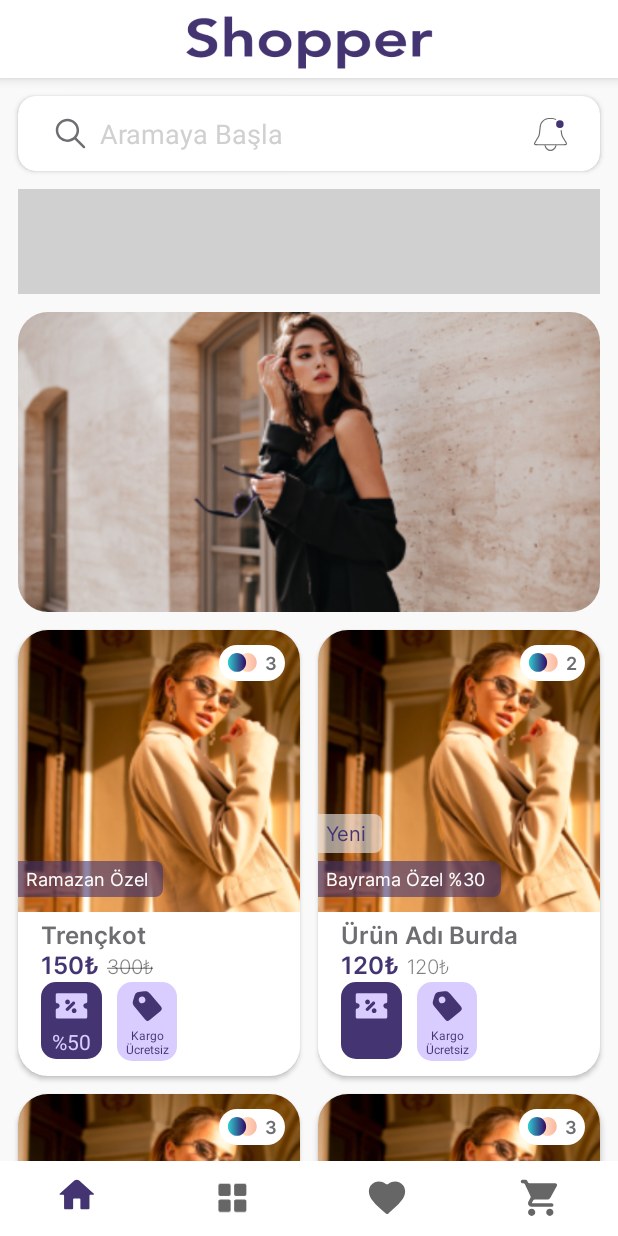
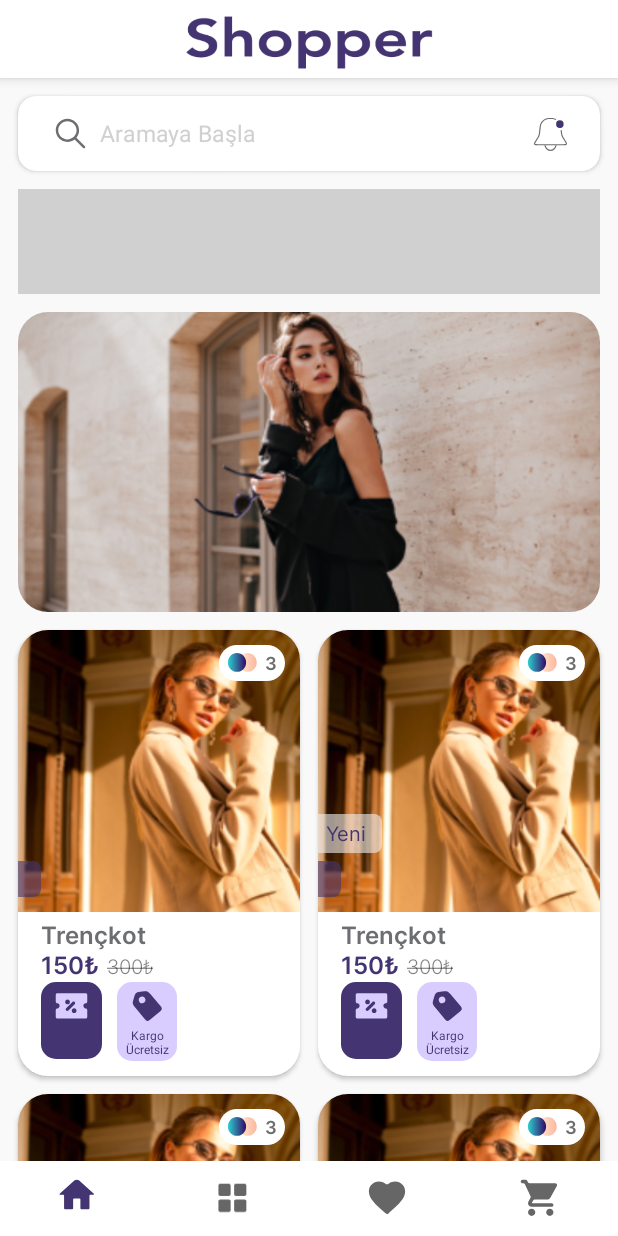
Before and after one commit to furkanmulayim/Shopper, an Android app: the CategoryFragment screen opened through its navigation route, after a tap on "Kargo Ücretsiz", on a phone screen of 412 x 824 dp. Run offline under Robolectric (Android 15) with nearby library versions, the phone set to English and light mode, and no system bars; our stand-ins replace data binding, navigation-ui; libraries missing offline, so code that uses them is left out: es.dmoral.toasty.

Commit message:
Development in Progress. Cleaned Code. Search Focus Mode Added. Data Class Updated.

```diff
--- a/app/src/main/java/com/furkanmulayim/shopper/data/model/ProductItem.kt
+++ b/app/src/main/java/com/furkanmulayim/shopper/data/model/ProductItem.kt
@@ -1,26 +1,25 @@
 package com.furkanmulayim.shopper.data.model
 
 import android.os.Parcelable
-import androidx.annotation.StringRes
 import com.google.gson.annotations.SerializedName
 import kotlinx.parcelize.Parcelize
 
 @Parcelize
 data class ProductItem(
-    val id: Int,
-    val image: String,
-    val isim: String,
-    val kategori: String,
-    val aciklama: String,
-    val numara: String,
-    val renk: Int,
-    val renkSecenek: List<String>,
-    val satilanAdet: Int,
-    val fiyat: Fiyat,
-    val indirim: Indirim,
-    val lojik: Lojik,
-    val ilgiliUrunler: List<String>,
-    val hastag: String
+    @SerializedName("id") val id: Int,
+    @SerializedName("image") val image: String,
+    @SerializedName("isim") val isim: String,
+    @SerializedName("kategori") val kategori: String,
+    @SerializedName("aciklama") val aciklama: String,
+    @SerializedName("numara") val numara: String,
+    @SerializedName("renk") val renk: Int,
+    @SerializedName("renkSecenek") val renkSecenek: String,
+    @SerializedName("satilanAdet") val satilanAdet: Int,
+    @SerializedName("fiyat") val fiyat: Fiyat,
+    @SerializedName("indirimAciklama") val indirimAciklama: String,
+    @SerializedName("lojik") val lojik: Lojik,
+    @SerializedName("ilgiliUrunler") val ilgiliUrunler: String,
+    @SerializedName("hastag") val hastag: String
 ) : Parcelable
 
 
@@ -28,12 +27,6 @@ data class ProductItem(
 data class Fiyat(
     @SerializedName("oncekiFiyat") val oncekiFiyat: String,
     @SerializedName("gecerliFiyat") val gecerliFiyat: String
-) : Parcelable
-
-@Parcelize
-data class Indirim(
-    @SerializedName("indirimAciklama") val indirimAciklama: String,
-    @SerializedName("indirimYuzde") val indirimYuzde: String
 ) : Parcelable
 
 @Parcelize
--- a/app/src/main/java/com/furkanmulayim/shopper/ui/MainActivity.kt
+++ b/app/src/main/java/com/furkanmulayim/shopper/ui/MainActivity.kt
@@ -25,7 +25,6 @@ class MainActivity : AppCompatActivity() {
     private fun setBottomNavBar() {
         val navController: NavController = findNavController(R.id.fragmentContainerView)
         binding.bottomNavMenu.setupWithNavController(navController)
-
         // Giris Yapılmadan Bottom Nav Menü Görünmeyecek
         navController.addOnDestinationChangedListener { _, destination, _ ->
             val f = destination.id
--- a/app/src/main/java/com/furkanmulayim/shopper/ui/category/CategoryFragment.kt
+++ b/app/src/main/java/com/furkanmulayim/shopper/ui/category/CategoryFragment.kt
@@ -1,9 +1,11 @@
 package com.furkanmulayim.shopper.ui.category
 
+import android.content.Context
 import android.os.Bundle
 import android.view.LayoutInflater
 import android.view.View
 import android.view.ViewGroup
+import android.view.inputmethod.InputMethodManager
 import androidx.recyclerview.widget.GridLayoutManager
 import androidx.recyclerview.widget.LinearLayoutManager
 import com.furkanmulayim.shopper.base.BaseFragment
@@ -27,7 +29,7 @@ class CategoryFragment : BaseFragment<FragmentCategoryBinding, CategoryViewModel
 
     override fun onViewCreated(view: View, savedInstanceState: Bundle?) {
         super.onViewCreated(view, savedInstanceState)
-        setCategoryAdapter(); setProductAdapter()
+        setCategoryAdapter(); setProductAdapter(); isFocusedBunleDataObserve()
     }
 
     private fun setCategoryAdapter() {
@@ -77,4 +79,19 @@ class CategoryFragment : BaseFragment<FragmentCategoryBinding, CategoryViewModel
         val action = CategoryFragmentDirections.actionCategoryFragmentToProductDetailFragment()
         navigateTo(action.actionId, bundle)
     }
+
+    private fun isFocusedBunleDataObserve() {
+        viewModel.isSearchFocused.observe(viewLifecycleOwner) {
+            it.let { focus ->
+                if (focus) binding.toolBar.searchbar.requestFocus()
+                val inputMethodManager =
+                    requireContext().getSystemService(Context.INPUT_METHOD_SERVICE) as InputMethodManager
+                inputMethodManager.showSoftInput(
+                    binding.toolBar.searchbar,
+                    InputMethodManager.SHOW_IMPLICIT
+                )
+
+            }
+        }
+    }
 }
--- a/app/src/main/java/com/furkanmulayim/shopper/ui/category/CategoryViewModel.kt
+++ b/app/src/main/java/com/furkanmulayim/shopper/ui/category/CategoryViewModel.kt
@@ -1,16 +1,35 @@
 package com.furkanmulayim.shopper.ui.category
 
 import android.app.Application
+import androidx.lifecycle.MutableLiveData
+import androidx.lifecycle.SavedStateHandle
+import androidx.lifecycle.viewModelScope
 import com.furkanmulayim.shopper.R
 import com.furkanmulayim.shopper.data.enums.CategoryName
 import com.furkanmulayim.shopper.data.model.Fiyat
-import com.furkanmulayim.shopper.data.model.Indirim
 import com.furkanmulayim.shopper.data.model.Lojik
 import com.furkanmulayim.shopper.data.model.ProductCategory
 import com.furkanmulayim.shopper.data.model.ProductItem
 import com.furkanmulayim.tarifce.base.BaseViewModel
+import kotlinx.coroutines.launch
 
-class CategoryViewModel(app: Application) : BaseViewModel(app) {
+class CategoryViewModel(app: Application, val ssh: SavedStateHandle) : BaseViewModel(app) {
+
+    var isSearchFocused: MutableLiveData<Boolean> = MutableLiveData()
+
+    init {
+        getBundle()
+    }
+
+    private fun getBundle() {
+        viewModelScope.launch {
+            var bundle = ssh.get<Boolean>("search")
+            bundle?.let {
+                isSearchFocused.value = it
+            }
+        }
+
+    }
 
     val categories = arrayListOf(
         ProductCategory(
@@ -40,15 +59,12 @@ class CategoryViewModel(app: Application) : BaseViewModel(app) {
             aciklama = "",
             numara = "",
             renk = 2,
-            renkSecenek = listOf("Beyaz", "Bej", "Gri"),
+            renkSecenek = "Beyaz, Bej, Gri",
             satilanAdet = 10,
+            indirimAciklama = "",
             fiyat = Fiyat(
                 oncekiFiyat = "300₺",
                 gecerliFiyat = "150₺"
-            ),
-            indirim = Indirim(
-                indirimAciklama = "Ramazan Özel",
-                indirimYuzde = "%50"
             ),
             lojik = Lojik(
                 isAktif = true,
@@ -58,7 +74,33 @@ class CategoryViewModel(app: Application) : BaseViewModel(app) {
                 isUreticiSecimi = true,
                 isReelsActive = true
             ),
-            ilgiliUrunler = listOf("Deri Ceket", "Ceket", "Kot Ceket"),
+            ilgiliUrunler = "Deri Ceket",
+            hastag = "#deneme #deneme yeni #yeni etiketli"
+
+        ), ProductItem(
+            id = 1,
+            image = "www.google.com",
+            isim = "Trençkot",
+            kategori = "",
+            aciklama = "",
+            numara = "",
+            indirimAciklama = "",
+            renk = 2,
+            renkSecenek = "Beyaz, Bej, Gri",
+            satilanAdet = 10,
+            fiyat = Fiyat(
+                oncekiFiyat = "300₺",
+                gecerliFiyat = "150₺"
+            ),
+            lojik = Lojik(
+                isAktif = false,
+                isYeni = true,
+                isKargoUcret = true,
+                isSiparisAlim = true,
+                isUreticiSecimi = true,
+                isReelsActive = true
+            ),
+            ilgiliUrunler = "Deri Ceket",
             hastag = "#deneme #deneme yeni #yeni etiketli"
 
         ), ProductItem(
@@ -69,25 +111,22 @@ class CategoryViewModel(app: Application) : BaseViewModel(app) {
             aciklama = "",
             numara = "",
             renk = 2,
-            renkSecenek = listOf("Beyaz", "Bej", "Gri"),
+            renkSecenek = "Beyaz, Bej, Gri",
             satilanAdet = 10,
+            indirimAciklama = "",
             fiyat = Fiyat(
                 oncekiFiyat = "300₺",
                 gecerliFiyat = "150₺"
             ),
-            indirim = Indirim(
-                indirimAciklama = "Ramazan Özel",
-                indirimYuzde = "%50"
-            ),
             lojik = Lojik(
-                isAktif = false,
+                isAktif = true,
                 isYeni = true,
-                isKargoUcret = true,
                 isSiparisAlim = true,
+                isKargoUcret = false,
                 isUreticiSecimi = true,
                 isReelsActive = true
             ),
-            ilgiliUrunler = listOf("Deri Ceket", "Ceket", "Kot Ceket"),
+            ilgiliUrunler = "Deri Ceket",
             hastag = "#deneme #deneme yeni #yeni etiketli"
 
         ), ProductItem(
@@ -98,44 +137,12 @@ class CategoryViewModel(app: Application) : BaseViewModel(app) {
             aciklama = "",
             numara = "",
             renk = 2,
-            renkSecenek = listOf("Beyaz", "Bej", "Gri"),
+            renkSecenek = "Beyaz, Bej, Gri",
             satilanAdet = 10,
+            indirimAciklama = "",
             fiyat = Fiyat(
                 oncekiFiyat = "300₺",
                 gecerliFiyat = "150₺"
-            ),
-            indirim = Indirim(
-                indirimAciklama = "Ramazan Özel",
-                indirimYuzde = "%50"
-            ),
-            lojik = Lojik(
-                isAktif = true,
-                isYeni = true,
-                isSiparisAlim = true,
-                isKargoUcret = false,
-                isUreticiSecimi = true,
-                isReelsActive = true
-            ),
-            ilgiliUrunler = listOf("Deri Ceket", "Ceket", "Kot Ceket"),
-            hastag = "#deneme #deneme yeni #yeni etiketli"
-
-        ), ProductItem(
-            id = 1,
-            image = "www.google.com",
-            isim = "Trençkot",
-            kategori = "",
-            aciklama = "",
-            numara = "",
-            renk = 2,
-            renkSecenek = listOf("Beyaz", "Bej", "Gri"),
-            satilanAdet = 10,
-            fiyat = Fiyat(
-                oncekiFiyat = "300₺",
-                gecerliFiyat = "150₺"
-            ),
-            indirim = Indirim(
-                indirimAciklama = "Ramazan Özel",
-                indirimYuzde = "%50"
             ),
             lojik = Lojik(
                 isAktif = true,
@@ -145,7 +152,7 @@ class CategoryViewModel(app: Application) : BaseViewModel(app) {
                 isKargoUcret = false,
                 isReelsActive = true
             ),
-            ilgiliUrunler = listOf("Deri Ceket", "Ceket", "Kot Ceket"),
+            ilgiliUrunler = "Deri Ceket",
             hastag = "#deneme #deneme yeni #yeni etiketli"
 
         )
@@ -160,16 +167,13 @@ class CategoryViewModel(app: Application) : BaseViewModel(app) {
             kategori = "",
             aciklama = "",
             numara = "",
+            indirimAciklama = "",
             renk = 2,
-            renkSecenek = listOf("Beyaz", "Bej", "Gri"),
+            renkSecenek = "Beyaz, Bej, Gri",
             satilanAdet = 10,
             fiyat = Fiyat(
                 oncekiFiyat = "300₺",
                 gecerliFiyat = "150₺"
-            ),
-            indirim = Indirim(
-                indirimAciklama = "Ramazan Özel",
-                indirimYuzde = "%50"
             ),
             lojik = Lojik(
                 isAktif = true,
@@ -179,7 +183,7 @@ class CategoryViewModel(app: Application) : BaseViewModel(app) {
                 isUreticiSecimi = true,
                 isReelsActive = true
             ),
-            ilgiliUrunler = listOf("Deri Ceket", "Ceket", "Kot Ceket"),
+            ilgiliUrunler = "Deri Ceket",
             hastag = "#deneme #deneme yeni #yeni etiketli"
         )
 
@@ -194,16 +198,13 @@ class CategoryViewModel(app: Application) : BaseViewModel(app) {
             kategori = "",
             aciklama = "",
             numara = "",
+            indirimAciklama = "",
             renk = 2,
-            renkSecenek = listOf("Beyaz", "Bej", "Gri"),
+            renkSecenek = "Beyaz, Bej, Gri",
             satilanAdet = 10,
             fiyat = Fiyat(
                 oncekiFiyat = "300₺",
                 gecerliFiyat = "150₺"
-            ),
-            indirim = Indirim(
-                indirimAciklama = "Ramazan Özel",
-                indirimYuzde = "%50"
             ),
             lojik = Lojik(
                 isAktif = true,
@@ -213,7 +214,7 @@ class CategoryViewModel(app: Application) : BaseViewModel(app) {
                 isUreticiSecimi = true,
                 isReelsActive = true
             ),
-            ilgiliUrunler = listOf("Deri Ceket", "Ceket", "Kot Ceket"),
+            ilgiliUrunler = "Deri Ceket",
             hastag = "#deneme #deneme yeni #yeni etiketli"
         ),
         ProductItem(
@@ -224,15 +225,12 @@ class CategoryViewModel(app: Application) : BaseViewModel(app) {
             aciklama = "",
             numara = "",
             renk = 2,
-            renkSecenek = listOf("Beyaz", "Bej", "Gri"),
+            indirimAciklama = "",
+            renkSecenek = "Beyaz, Bej, Gri",
             satilanAdet = 10,
             fiyat = Fiyat(
                 oncekiFiyat = "300₺",
                 gecerliFiyat = "150₺"
-            ),
-            indirim = Indirim(
-                indirimAciklama = "Ramazan Özel",
-                indirimYuzde = "%50"
             ),
             lojik = Lojik(
                 isAktif = true,
@@ -242,7 +240,7 @@ class CategoryViewModel(app: Application) : BaseViewModel(app) {
                 isUreticiSecimi = true,
                 isReelsActive = true
             ),
-            ilgiliUrunler = listOf("Deri Ceket", "Ceket", "Kot Ceket"),
+            ilgiliUrunler = "Deri Ceket",
             hastag = "#deneme #deneme yeni #yeni etiketli"
         ),
         ProductItem(
@@ -250,18 +248,15 @@ class CategoryViewModel(app: Application) : BaseViewModel(app) {
             image = "www.google.com",
             isim = "Trençkot",
             kategori = "",
+            indirimAciklama = "",
             aciklama = "",
             numara = "",
             renk = 2,
-            renkSecenek = listOf("Beyaz", "Bej", "Gri"),
+            renkSecenek = "Beyaz, Bej, Gri",
             satilanAdet = 10,
             fiyat = Fiyat(
                 oncekiFiyat = "300₺",
                 gecerliFiyat = "150₺"
-            ),
-            indirim = Indirim(
-                indirimAciklama = "Ramazan Özel",
-                indirimYuzde = "%50"
             ),
             lojik = Lojik(
                 isAktif = true,
@@ -271,7 +266,7 @@ class CategoryViewModel(app: Application) : BaseViewModel(app) {
                 isUreticiSecimi = true,
                 isReelsActive = true
             ),
-            ilgiliUrunler = listOf("Deri Ceket", "Ceket", "Kot Ceket"),
+            ilgiliUrunler = "Deri Ceket",
             hastag = "#deneme #deneme yeni #yeni etiketli"
         )
     )
--- a/app/src/main/java/com/furkanmulayim/shopper/ui/category/adapters/CategoryProductAdapter.kt
+++ b/app/src/main/java/com/furkanmulayim/shopper/ui/category/adapters/CategoryProductAdapter.kt
@@ -48,13 +48,13 @@ class CategoryProductAdapter(
             if (item.lojik.isKargoUcret) viewVisible(kargoLayout)
             else viewGone(kargoLayout)
 
-            discountDescription.text = item.indirim.indirimAciklama
+            discountDescription.text = item.indirimAciklama
             currentPrice.text = item.fiyat.gecerliFiyat
             oldPrica.text = item.fiyat.oncekiFiyat
             name.text = item.isim
             oldPrica.paintFlags = oldPrica.paintFlags or Paint.STRIKE_THRU_TEXT_FLAG
-            colorVariants.text = item.renkSecenek.size.toString()
-            indirimYuzde.text = item.indirim.indirimYuzde
+            val renkSecenek = item.renkSecenek.split(",")
+            colorVariants.text = renkSecenek.size.toString()
 
         }
 
@@ -80,7 +80,9 @@ class CategoryProductAdapter(
         }
 
         holder.colorVariants.onSingleClickListener {
-            onClickVariants("Varyant: ${item.renkSecenek.size}")
+
+            val renkSecenek = item.renkSecenek.split(",")
+            onClickVariants("Varyant: ${renkSecenek.size}")
         }
 
         holder.indirimLayout.onSingleClickListener {}
--- a/app/src/main/java/com/furkanmulayim/shopper/ui/home/modal_bottom_sheet/ColorVariantFragment.kt
+++ b/app/src/main/java/com/furkanmulayim/shopper/ui/home/modal_bottom_sheet/ColorVariantFragment.kt
@@ -8,6 +8,7 @@ import androidx.databinding.DataBindingUtil
 import androidx.fragment.app.viewModels
 import com.furkanmulayim.shopper.R
 import com.furkanmulayim.shopper.databinding.FragmentColorVariantBinding
+import com.furkanmulayim.shopper.utils.viewMessage
 import com.google.android.material.bottomsheet.BottomSheetDialogFragment
 
 class ColorVariantFragment : BottomSheetDialogFragment() {
@@ -26,6 +27,8 @@ class ColorVariantFragment : BottomSheetDialogFragment() {
 
     override fun onViewCreated(view: View, savedInstanceState: Bundle?) {
         super.onViewCreated(view, savedInstanceState)
-        viewModel
+        viewModel.stringList.observe(viewLifecycleOwner) {
+            viewMessage(requireContext(), it.size.toString())
+        }
     }
 }
--- a/app/src/main/java/com/furkanmulayim/shopper/ui/product_detail/ProductDetailViewModel.kt
+++ b/app/src/main/java/com/furkanmulayim/shopper/ui/product_detail/ProductDetailViewModel.kt
@@ -5,9 +5,6 @@ import androidx.lifecycle.MutableLiveData
 import androidx.lifecycle.SavedStateHandle
 import androidx.lifecycle.viewModelScope
 import com.furkanmulayim.shopper.R
-import com.furkanmulayim.shopper.data.model.Fiyat
-import com.furkanmulayim.shopper.data.model.Indirim
-import com.furkanmulayim.shopper.data.model.Lojik
 import com.furkanmulayim.shopper.data.model.ProductItem
 import com.furkanmulayim.tarifce.base.BaseViewModel
 import kotlinx.coroutines.launch
--- a/app/src/main/res/layout/custom_searchbar.xml
+++ b/app/src/main/res/layout/custom_searchbar.xml
@@ -17,14 +17,16 @@
         android:paddingEnd="13dp"
         tools:ignore="RtlSymmetry">
 
-        <EditText
+        <TextView
             android:id="@+id/searchbar"
             android:layout_width="match_parent"
             android:layout_height="match_parent"
             android:background="@null"
+            android:gravity="center_vertical"
             android:drawableStart="@drawable/ic_search"
             android:hint="@string/search"
             android:paddingStart="5dp"
+            android:textSize="15sp"
             android:textColorHint="@color/hint_text"
             tools:ignore="RtlSymmetry"
             android:autofillHints="Selam" />
```
Also changed, not shown: app/src/main/java/com/furkanmulayim/shopper/ui/favorite/FavoriteViewModel.kt (+35 -48 lines), app/src/main/java/com/furkanmulayim/shopper/ui/home/HomeFragment.kt (+18 -4 lines), app/src/main/java/com/furkanmulayim/shopper/ui/home/HomeProductAdapter.kt (+5 -5 lines), app/src/main/java/com/furkanmulayim/shopper/ui/home/HomeViewModel.kt (+12 -25 lines), app/src/main/java/com/furkanmulayim/shopper/ui/home/modal_bottom_sheet/ColorVariantViewModel.kt (+26 -3 lines).
